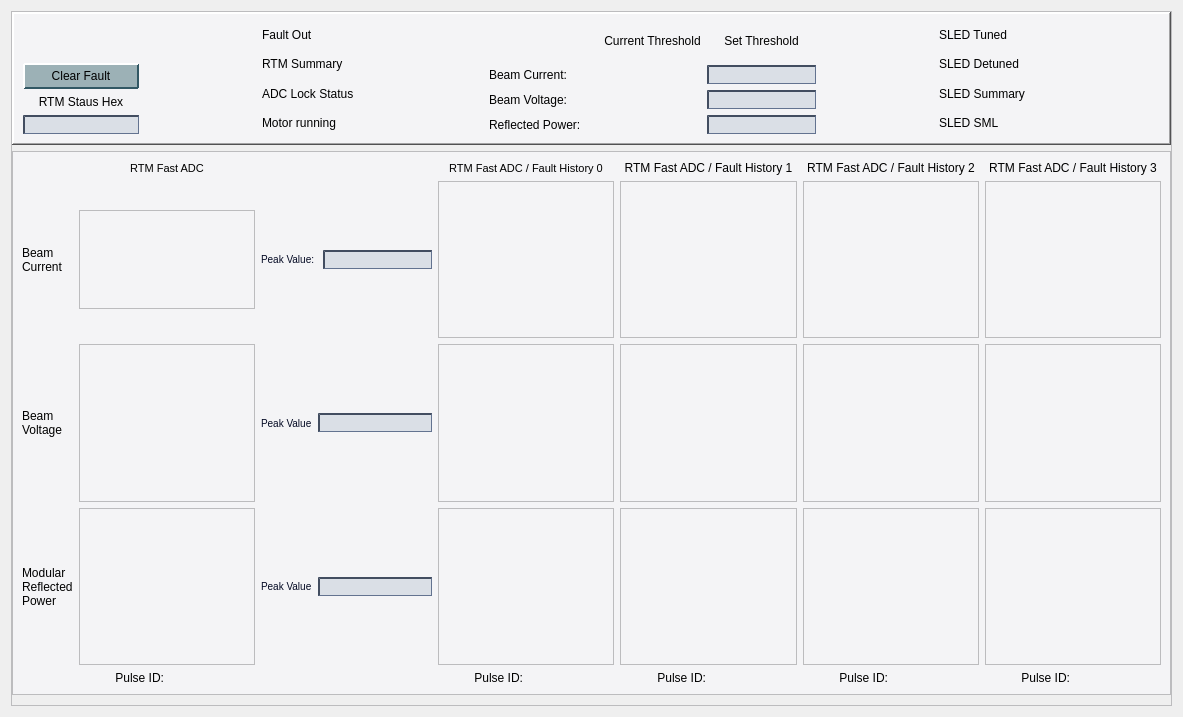
First picture: the form in new_look/rtm.ui, repository cristinasewell/ATCA_PyDM_Screens, before the edit.
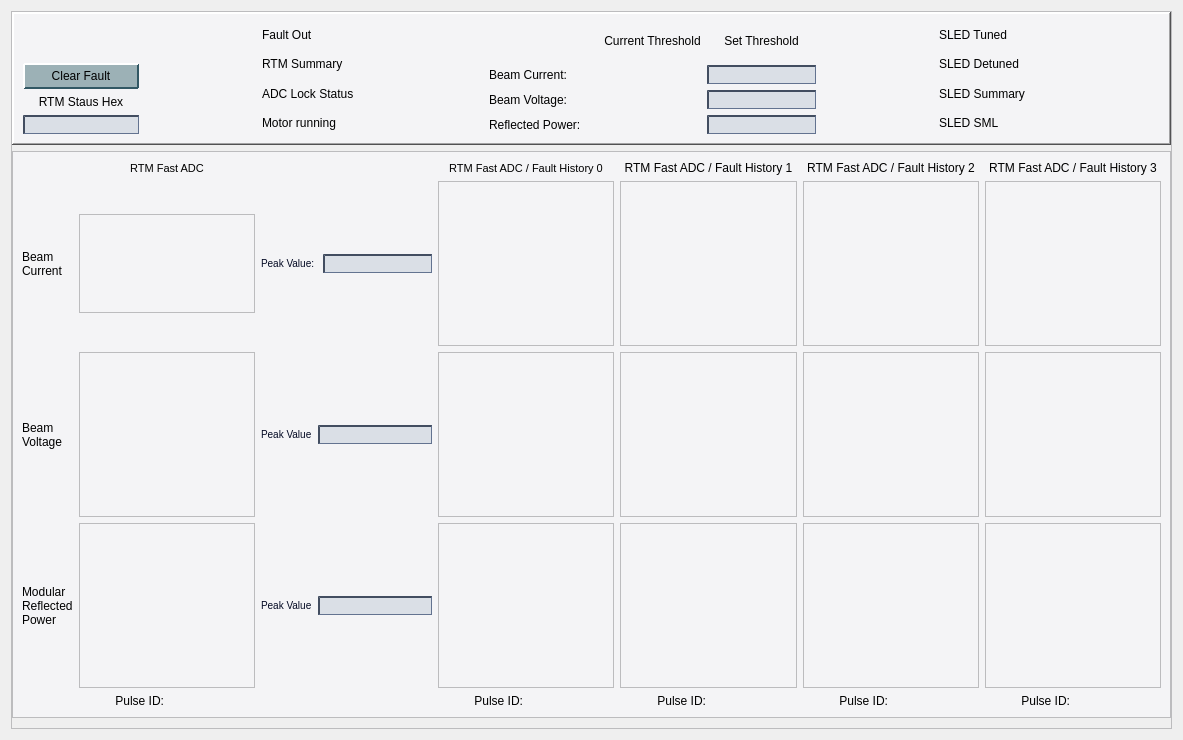
Second picture: the form after the edit. Custom widgets are drawn as their Qt base class.

What changed in the file:
```diff
--- a/new_look/rtm.ui
+++ b/new_look/rtm.ui
@@ -7,7 +7,7 @@
     <x>0</x>
     <y>0</y>
     <width>1183</width>
-    <height>717</height>
+    <height>740</height>
    </rect>
   </property>
   <property name="windowTitle">
@@ -181,7 +181,7 @@
         <x>0</x>
         <y>0</y>
         <width>1167</width>
-        <height>701</height>
+        <height>724</height>
        </rect>
       </property>
       <layout class="QVBoxLayout" name="verticalLayout_2" stretch="0,1,0">
```
